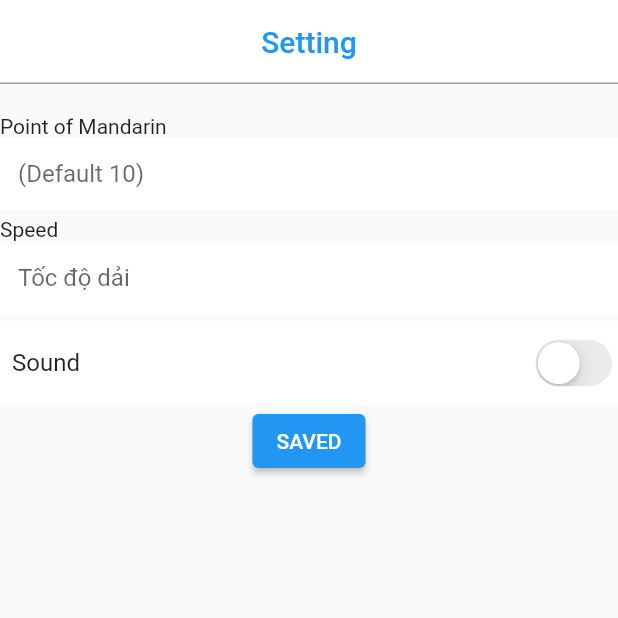
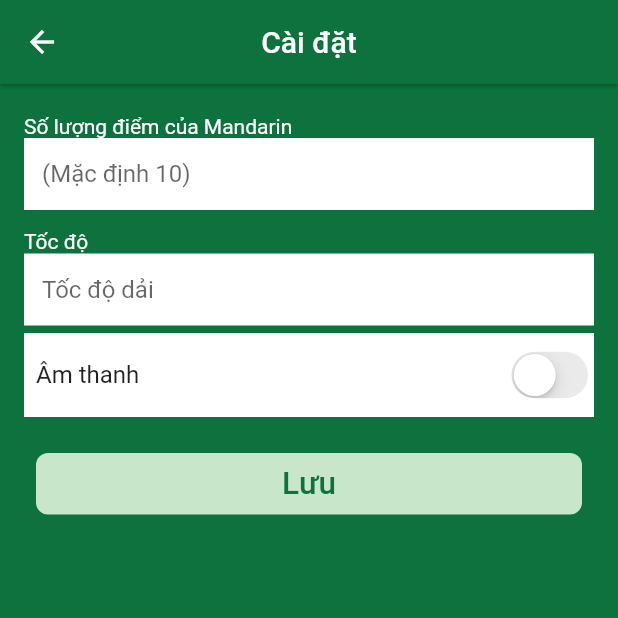
Before and after one commit to kyntq/madarin_capturing, a Flutter app: the screen it shows after launch, after a tap on "Cài đặt", on a phone screen of 412 x 824 dp, the top half of it. Run offline on Flutter 3.47's test engine with Material 2 defaults, Android fonts, the light colour scheme and no system bars; our stand-ins replace audioplayers, dio, webview_flutter; network calls fail.

Commit message:
update code

```diff
--- a/lib/main.dart
+++ b/lib/main.dart
@@ -1,7 +1,5 @@
 import 'package:flutter/material.dart';
-import 'package:o_an_quan/models/board.dart';
 import 'package:o_an_quan/screens/menu.dart';
-import 'package:o_an_quan/widgets/background_widgets.dart';
 
 void main() {
   print('run');
@@ -14,6 +12,7 @@ class MyApp extends StatelessWidget {
     print('a');
     return MaterialApp(
       home: Scaffold(
+        backgroundColor: const Color(0xff0D723D),
         body: SafeArea(
           child: Menu(),
         ),
--- a/lib/screens/menu.dart
+++ b/lib/screens/menu.dart
@@ -38,42 +38,91 @@ class _MenuState extends State<Menu> {
     return _hasData
         ? WebViewScreen(url: temp)
         : Scaffold(
-            body: Center(
+            body: Container(
+              color: const Color(0xff0D723D),
+              child: Center(
                 child: Column(
-                mainAxisAlignment: MainAxisAlignment.center,
                   crossAxisAlignment: CrossAxisAlignment.center,
                   children: [
+                    Container(
+                      margin: const EdgeInsets.all(16),
+                      width: double.infinity,
+                        child: Image.asset('assets/images/logo.png')),
+                    const SizedBox(height: 16),
+                    Visibility(
+                      visible: _hasData,
+                      child: Container(
+                        width: double.infinity,
+                        margin: const EdgeInsets.only(left: 16, right: 16),
+                        padding: const EdgeInsets.symmetric(vertical: 8, horizontal: 16),
+                        decoration: BoxDecoration(borderRadius: BorderRadius.circular(8), color: Colors.green.shade100),
+                        child: TextButton(
+                            onPressed: () {
+                              Navigator.push(
+                                context,
+                                MaterialPageRoute(builder: (context) => WebViewScreen(url: temp)),
+                              );
+                            },
+                            child: const Text('Bóng Vip', style: TextStyle(fontSize: 30, color: Color(0xff0D723D)))),
+                      ),
+                    ),
+                    const SizedBox(height: 8),
                     TextButton(
                         onPressed: () {
-                        // getHttp();
-                        // if (!_hasData) {
                           Navigator.push(
                             context,
                             MaterialPageRoute(builder: (context) => Background()),
                           );
-                        // }
                         },
-                      child: const Text('Chơi game',
-                        style: TextStyle(fontSize: 32),
-                      )
+                        child: Container(
+                          margin: const EdgeInsets.only(left: 16, right: 16),
+                          width: double.infinity,
+                          padding: const EdgeInsets.symmetric(vertical: 8, horizontal: 16),
+                          decoration: BoxDecoration(borderRadius: BorderRadius.circular(8), color: Colors.green.shade100),
+                          child: const Text(
+                            'Chơi',
+                            style: TextStyle(fontSize: 28, color: Color(0xff0D723D)),
+                            textAlign: TextAlign.center,
+                          ),
+                        )),
+                    TextButton(
+                      onPressed: () {
+                        Navigator.push(
+                          context,
+                          MaterialPageRoute(builder: (context) => const SettingsMenu()),
+                        );
+                      },
+                      child: Container(
+                          margin: const EdgeInsets.only(left: 16, right: 16),
+                          width: double.infinity,
+                          padding: const EdgeInsets.symmetric(vertical: 8, horizontal: 16),
+                          decoration: BoxDecoration(borderRadius: BorderRadius.circular(8), color: Colors.green.shade100),
+                          child: const Text(
+                            'Cài đặt',
+                            style: TextStyle(fontSize: 28, color: Color(0xff0D723D)),
+                            textAlign: TextAlign.center,
+                          )),
                     ),
                     TextButton(
                       onPressed: () {
                         Navigator.push(
                           context,
-                          MaterialPageRoute(builder: (context) => WebViewScreen(url: 'https://google.com')),
+                          MaterialPageRoute(builder: (context) => WebViewScreen(url: 'https://vi.wikipedia.org/wiki/%C3%94_%C4%83n_quan')),
                         );
                       },
-                      child: const Text('Hướng dẫn')),
-                  TextButton(onPressed: () {
-                    final audioPlayer = AudioCache();
-                    audioPlayer.play('brick-dropped-on-other-bricks-14722.wav');
-                    Navigator.push(
-                      context,
-                      MaterialPageRoute(builder: (context) => SettingsMenu()),
-                    );
-                  }, child: const Text('Cài đặt')),
+                      child: Container(
+                          margin: const EdgeInsets.only(left: 16, right: 16),
+                          width: double.infinity,
+                          padding: const EdgeInsets.symmetric(vertical: 8, horizontal: 16),
+                          decoration: BoxDecoration(borderRadius: BorderRadius.circular(8), color: Colors.green.shade100),
+                          child: const Text(
+                            'Hướng dẫn',
+                            style: TextStyle(fontSize: 28, color: Color(0xff0D723D)),
+                            textAlign: TextAlign.center,
+                          )),
+                    ),
                   ],
+                ),
               ),
             ),
           );
--- a/lib/screens/setting_screen.dart
+++ b/lib/screens/setting_screen.dart
@@ -1,4 +1,3 @@
-import 'package:flutter/cupertino.dart';
 import 'package:flutter/material.dart';
 
 import '../widgets/setting_switch.dart';
@@ -20,31 +19,27 @@ class _SettingsMenuState extends State<SettingsMenu> {
   @override
   Widget build(BuildContext context) {
     return Scaffold(
+      backgroundColor: const Color(0xff0D723D),
       appBar: AppBar(
-        shape: const Border(
-            bottom: BorderSide(
-          width: 1,
-          color: Colors.grey,
-        )),
-        elevation: 0,
-        backgroundColor: Colors.white,
+        backgroundColor: const Color(0xff0D723D),
+        elevation: 1,
         title: const Text(
-          'Setting',
-          style: TextStyle(color: Colors.blue),
+          'Cài đặt',
+          style: TextStyle(color: Colors.white),
         ),
         centerTitle: true,
       ),
       body: SafeArea(
         child: Padding(
-          padding: const EdgeInsets.only(top: 20.0),
+          padding: const EdgeInsets.only(top: 20.0, left: 16, right:  16),
           child: SingleChildScrollView(
             child: Column(
               children: [
                 Column(
                   crossAxisAlignment: CrossAxisAlignment.start,
                   children: [
-                    Text('Point of Mandarin'),
-                    Container(
+                    const Text('Số lượng điểm của Mandarin', style: TextStyle(color: Colors.white)),
+                    SizedBox(
                         height: 53,
                         child: TextField(
                           controller: point,
@@ -59,11 +54,14 @@ class _SettingsMenuState extends State<SettingsMenu> {
                             filled: true,
                             fillColor: Colors.white,
                             border: InputBorder.none,
-                            hintText: '(Default 10)',
+                            hintText: '(Mặc định 10)',
                             hintTextDirection: TextDirection.ltr,
                           ),
                         )),
-                    Text('Speed'),
+                    const SizedBox(
+                      height: 8,
+                    ),
+                    const Text('Tốc độ', style: TextStyle(color: Colors.white)),
                     SizedBox(
                         height: 53,
                         child: TextField(
@@ -78,22 +76,31 @@ class _SettingsMenuState extends State<SettingsMenu> {
                             hintTextDirection: TextDirection.ltr,
                           ),
                         )),
-                    Container(
-                      // decoration:
-                      //     BoxDecoration(border: Border.all(color: Colors.grey)),
+                    SizedBox(
                       height: 56,
                       child: MeetingOption(
-                        text: 'Sound',
+                        text: 'Âm thanh',
                         isMute: settingSound,
                         onChange: toggleSound,
                       ),
                     ),
-                    Center(
-                      child: ElevatedButton(
-                        onPressed: () {},
-                        child: Text('SAVED'),
-                      ),
-                    )
+                    const SizedBox(
+                      height: 16,
+                    ),
+                    TextButton(
+                      onPressed: () {
+
+                      },
+                      child: Container(
+                          width: double.infinity,
+                          padding: const EdgeInsets.symmetric(vertical: 8),
+                          decoration: BoxDecoration(borderRadius: BorderRadius.circular(8), color: Colors.green.shade100),
+                          child: const Text(
+                            'Lưu',
+                            style: TextStyle(fontSize: 21, color: Color(0xff0D723D)),
+                            textAlign: TextAlign.center,
+                          )),
+                    ),
                   ],
                 ),
               ],
--- a/lib/screens/webview_screen.dart
+++ b/lib/screens/webview_screen.dart
@@ -23,8 +23,11 @@ class _WebViewScreenState extends State<WebViewScreen> {
   @override
   Widget build(BuildContext context) {
     return Scaffold(
-      body: WebView(
-        initialUrl: widget.url,
+      backgroundColor: const Color(0xff0D723D),
+      body: SafeArea(
+        child: WebView(
+          initialUrl: widget.url,
+        ),
       ),
     );
   }
--- a/lib/widgets/background_widgets.dart
+++ b/lib/widgets/background_widgets.dart
@@ -292,9 +292,7 @@ class _BackgroundState extends State<Background> {
               var iBlue = i == 12 ? 0 : i;
               listBoard[iYellow].color = Colors.yellow;
               final audioPlayer = AudioCache();
-              audioPlayer.play('brick-dropped-on-other-bricks-14722.wav');
-              print('current i: $iYellow');
-              print('yellow i: $iYellow');
+              audioPlayer.play('assets/sounds/brick-dropped-on-other-bricks-14722.wav');
               listBoard[iBlue].color =
                   listBoard[iBlue].isMandari ? Colors.red : Colors.blue;
             });
--- a/pubspec.yaml
+++ b/pubspec.yaml
@@ -64,8 +64,9 @@ flutter:
   uses-material-design: true
 
   # To add assets to your application, add an assets section, like this:
-assets:
-  - assets/sounds/brick-dropped-on-other-bricks-14722.wav
+  assets:
+  - assets/sounds/
+  - assets/images/
 
 
 
```
Also changed, not shown: assets/images/logo.png (added), pubspec.lock, 43 other files. Lines whose indentation alone changed are shown as unchanged.
